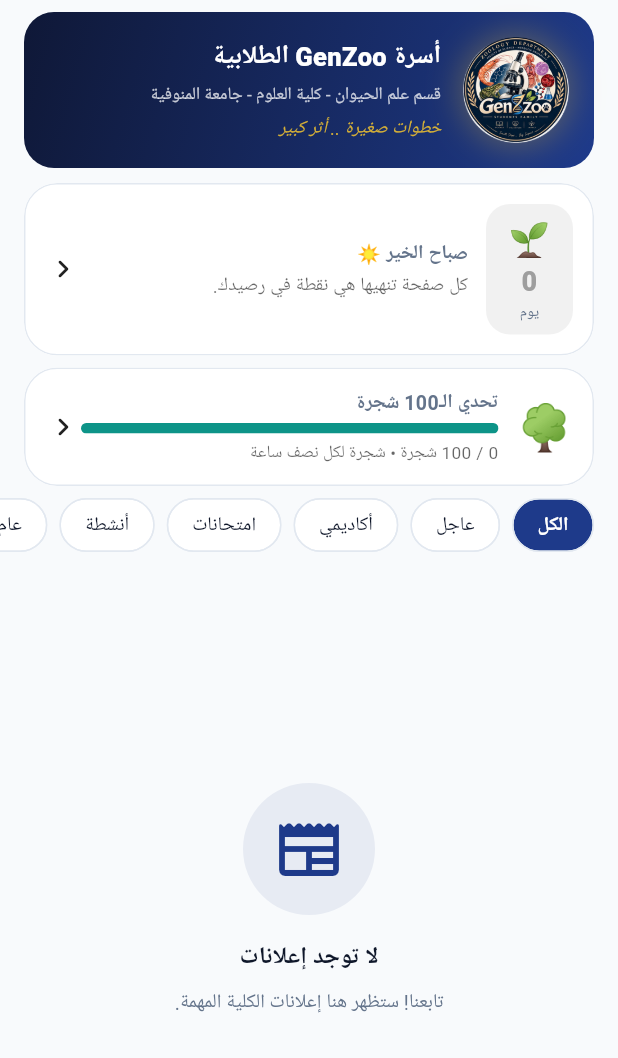
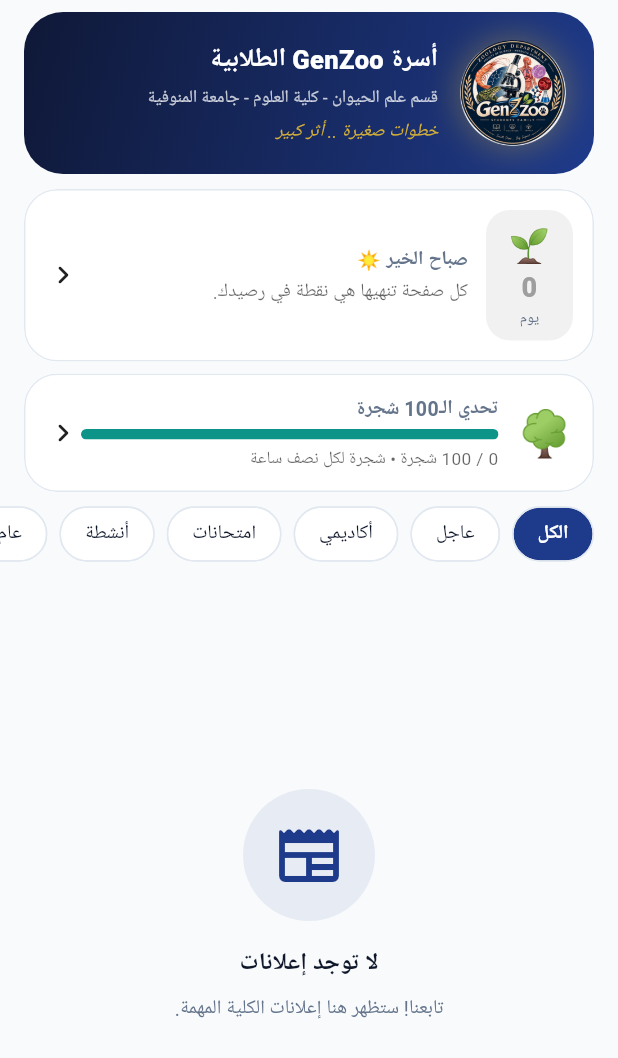
Before and after one commit to gamalzakareya6-star/GenZoo-app, a Flutter app: the HomeScreen screen opened directly, on a phone screen of 412 x 824 dp. Shown: the top 1058 px of the screen. Run offline on Flutter 3.47's test engine with Material 3 defaults, Android fonts, the phone set to English and light mode, and no system bars; our stand-ins replace audioplayers, cloud_firestore, file_picker, firebase_auth, firebase_core, firebase_messaging and 13 more; missing offline and left inert: background_downloader, pdfx, record; accounts and stored records are empty; Roboto replaces fonts that are missing (Cairo).

Commit message:
Refresh home feed cards and branded header

```diff
--- a/lib/screens/home/home_screen.dart
+++ b/lib/screens/home/home_screen.dart
@@ -55,14 +55,14 @@ class HomeScreen extends StatelessWidget {
               child: FadeSlideIn(
                 child: Container(
                   margin: const EdgeInsets.fromLTRB(16, 8, 16, 0),
-                  padding: const EdgeInsets.all(16),
+                  padding: const EdgeInsets.all(18),
                   decoration: BoxDecoration(
                     gradient: LinearGradient(
                       colors: [Color.lerp(AppColors.palette.primaryDark, Colors.black, 0.35)!, AppColors.palette.primary],
                       begin: Alignment.topLeft,
                       end: Alignment.bottomRight,
                     ),
-                    borderRadius: BorderRadius.circular(20),
+                    borderRadius: BorderRadius.circular(26),
                   ),
                   child: Row(
                     children: [
@@ -99,7 +99,7 @@ class HomeScreen extends StatelessWidget {
             // Category Filter Pills
             SliverToBoxAdapter(
               child: SizedBox(
-                height: 52,
+                height: 56,
                 child: ListView.separated(
                   padding: const EdgeInsets.symmetric(horizontal: 16, vertical: 8),
                   scrollDirection: Axis.horizontal,
@@ -190,10 +190,10 @@ class HomeScreen extends StatelessWidget {
 
     return PressableScale(
       child: Card(
-      margin: const EdgeInsets.only(bottom: 12),
+      margin: const EdgeInsets.only(bottom: 14),
       clipBehavior: Clip.antiAlias,
       shape: RoundedRectangleBorder(
-        borderRadius: BorderRadius.circular(16),
+        borderRadius: BorderRadius.circular(22),
         side: BorderSide(
           color: item.isPinned
               ? AppColors.accent.withOpacity(0.6)
@@ -216,7 +216,7 @@ class HomeScreen extends StatelessWidget {
             child: ColoredBox(color: stripe.withOpacity(0.85)),
           ),
           Padding(
-          padding: const EdgeInsetsDirectional.fromSTEB(20, 16, 16, 16),
+          padding: const EdgeInsetsDirectional.fromSTEB(20, 18, 16, 18),
           child: Column(
             crossAxisAlignment: CrossAxisAlignment.start,
             children: [
```
